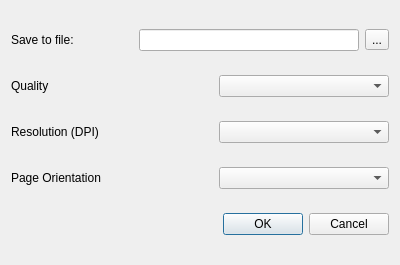
Before: the Qt Designer form src/forms/dialogexportpdf.ui in socnetv/app, drawn with Qt 5.
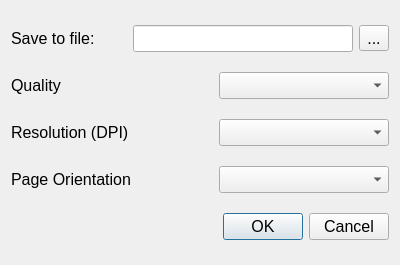
After: the same form once the commit is applied.

Commit message: started v2.8 dev. Fixed some font sizes in dialogs (MacOS)

What changed in the file:
```diff
--- a/src/forms/dialogexportpdf.ui
+++ b/src/forms/dialogexportpdf.ui
@@ -30,6 +30,11 @@
     <layout class="QHBoxLayout" name="horizontalLayout_24">
      <item>
       <widget class="QLabel" name="label_23">
+       <property name="font">
+        <font>
+         <pointsize>12</pointsize>
+        </font>
+       </property>
        <property name="text">
         <string>Page Orientation</string>
        </property>
@@ -40,7 +45,7 @@
        <property name="font">
         <font>
          <family>DejaVu Sans</family>
-         <pointsize>11</pointsize>
+         <pointsize>12</pointsize>
         </font>
        </property>
        <property name="orientation">
@@ -68,6 +73,11 @@
          <height>0</height>
         </size>
        </property>
+       <property name="font">
+        <font>
+         <pointsize>12</pointsize>
+        </font>
+       </property>
        <property name="toolTip">
         <string>&lt;!DOCTYPE HTML PUBLIC &quot;-//W3C//DTD HTML 4.0//EN&quot; &quot;http://www.w3.org/TR/REC-html40/strict.dtd&quot;&gt;
 &lt;html&gt;&lt;head&gt;&lt;meta name=&quot;qrichtext&quot; content=&quot;1&quot; /&gt;&lt;style type=&quot;text/css&quot;&gt;
@@ -85,6 +95,11 @@
     <layout class="QHBoxLayout" name="horizontalLayout">
      <item>
       <widget class="QLabel" name="label">
+       <property name="font">
+        <font>
+         <pointsize>12</pointsize>
+        </font>
+       </property>
        <property name="text">
         <string>Save to file:</string>
        </property>
@@ -92,6 +107,11 @@
      </item>
      <item>
       <spacer name="horizontalSpacer">
+       <property name="font">
+        <font>
+         <pointsize>12</pointsize>
+        </font>
+       </property>
        <property name="orientation">
         <enum>Qt::Horizontal</enum>
        </property>
@@ -111,6 +131,11 @@
          <height>0</height>
         </size>
        </property>
+       <property name="font">
+        <font>
+         <pointsize>12</pointsize>
+        </font>
+       </property>
        <property name="toolTip">
         <string>&lt;html&gt;&lt;head/&gt;&lt;body&gt;&lt;p&gt;&lt;span style=&quot; font-weight:600;&quot;&gt;PDF filename&lt;/span&gt;&lt;/p&gt;&lt;p&gt;The path and the filename of the PDF. &lt;/p&gt;&lt;p&gt;Click the button on the right to select a new filename.&lt;/p&gt;&lt;p&gt;&lt;br/&gt;&lt;/p&gt;&lt;/body&gt;&lt;/html&gt;</string>
        </property>
@@ -121,6 +146,11 @@
      </item>
      <item>
       <widget class="QToolButton" name="fileDirSelectButton">
+       <property name="font">
+        <font>
+         <pointsize>12</pointsize>
+        </font>
+       </property>
        <property name="cursor">
         <cursorShape>PointingHandCursor</cursorShape>
        </property>
@@ -141,6 +171,11 @@
     <layout class="QHBoxLayout" name="horizontalLayout_25">
      <item>
       <widget class="QLabel" name="label_24">
+       <property name="font">
+        <font>
+         <pointsize>12</pointsize>
+        </font>
+       </property>
        <property name="text">
         <string>Quality</string>
        </property>
@@ -151,7 +186,7 @@
        <property name="font">
         <font>
          <family>DejaVu Sans</family>
-         <pointsize>11</pointsize>
+         <pointsize>12</pointsize>
         </font>
        </property>
        <property name="orientation">
@@ -179,6 +214,11 @@
          <height>0</height>
         </size>
        </property>
+       <property name="font">
+        <font>
+         <pointsize>12</pointsize>
+        </font>
+       </property>
        <property name="toolTip">
         <string>&lt;!DOCTYPE HTML PUBLIC &quot;-//W3C//DTD HTML 4.0//EN&quot; &quot;http://www.w3.org/TR/REC-html40/strict.dtd&quot;&gt;
 &lt;html&gt;&lt;head&gt;&lt;meta name=&quot;qrichtext&quot; content=&quot;1&quot; /&gt;&lt;style type=&quot;text/css&quot;&gt;
@@ -205,6 +245,11 @@
    </item>
    <item row="4" column="0">
     <widget class="QDialogButtonBox" name="buttonBox">
+     <property name="font">
+      <font>
+       <pointsize>12</pointsize>
+      </font>
+     </property>
      <property name="orientation">
       <enum>Qt::Horizontal</enum>
      </property>
@@ -217,6 +262,11 @@
     <layout class="QHBoxLayout" name="horizontalLayout_22">
      <item>
       <widget class="QLabel" name="label_21">
+       <property name="font">
+        <font>
+         <pointsize>12</pointsize>
+        </font>
+       </property>
        <property name="text">
         <string>Resolution (DPI)</string>
        </property>
@@ -227,7 +277,7 @@
        <property name="font">
         <font>
          <family>DejaVu Sans</family>
-         <pointsize>11</pointsize>
+         <pointsize>12</pointsize>
         </font>
        </property>
        <property name="orientation">
@@ -255,6 +305,11 @@
          <height>0</height>
         </size>
        </property>
+       <property name="font">
+        <font>
+         <pointsize>12</pointsize>
+        </font>
+       </property>
        <property name="toolTip">
         <string>&lt;!DOCTYPE HTML PUBLIC &quot;-//W3C//DTD HTML 4.0//EN&quot; &quot;http://www.w3.org/TR/REC-html40/strict.dtd&quot;&gt;
 &lt;html&gt;&lt;head&gt;&lt;meta name=&quot;qrichtext&quot; content=&quot;1&quot; /&gt;&lt;style type=&quot;text/css&quot;&gt;
```
The commit also changes 51 other files.
